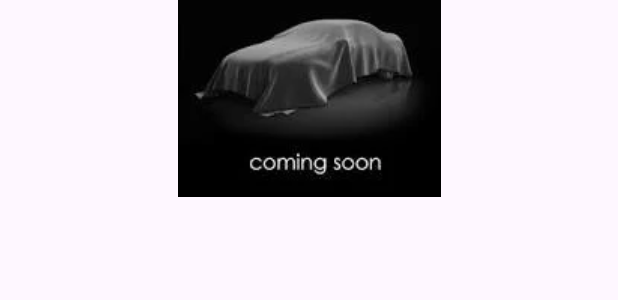
After one commit to Patryk-Malinowski/Garage-Android-App, an Android app: the layout activity_listing.xml on its own in the app's theme, with its tools: preview values and no code run, on a phone screen of 412 x 824 dp. The commit adds this screen. Shown: the top 300 px of the screen. Run offline under Robolectric (Android 15) with nearby library versions, the phone set to English and light mode, and no system bars.

Commit message:
Added ListingActivity to set out layout for when a user clicks on a listing

```diff
--- a/app/src/main/AndroidManifest.xml
+++ b/app/src/main/AndroidManifest.xml
@@ -13,6 +13,9 @@
         android:theme="@style/Theme.MyApplication"
         tools:targetApi="31">
         <activity
+            android:name=".ListingActivity"
+            android:exported="false" />
+        <activity
             android:name=".RecyclerViewActivity"
             android:exported="false" />
         <activity
--- /dev/null
+++ b/app/src/main/res/layout/activity_listing.xml
@@ -0,0 +1,30 @@
+<?xml version="1.0" encoding="utf-8"?>
+<androidx.constraintlayout.widget.ConstraintLayout xmlns:android="http://schemas.android.com/apk/res/android"
+    xmlns:app="http://schemas.android.com/apk/res-auto"
+    xmlns:tools="http://schemas.android.com/tools"
+    android:layout_width="match_parent"
+    android:layout_height="match_parent"
+    tools:context=".ListingActivity">
+
+    <ImageView
+        android:id="@+id/imageView"
+        android:layout_width="wrap_content"
+        android:layout_height="wrap_content"
+        app:layout_constraintEnd_toEndOf="parent"
+        app:layout_constraintStart_toStartOf="parent"
+        app:layout_constraintTop_toTopOf="parent"
+        app:srcCompat="@drawable/default_car_image" />
+
+    <TextView
+        android:id="@+id/textViewTitle"
+        android:layout_width="wrap_content"
+        android:layout_height="wrap_content"
+        android:layout_marginTop="20dp"
+        android:text=""
+        android:textStyle="bold"
+        android:textSize="30sp"
+        app:layout_constraintEnd_toEndOf="parent"
+        app:layout_constraintStart_toStartOf="parent"
+        app:layout_constraintTop_toBottomOf="@+id/imageView" />
+
+</androidx.constraintlayout.widget.ConstraintLayout>
```
Also changed, not shown: app/src/main/java/com/example/myapplication/ListingActivity.java (added, +47 -0 lines), app/src/main/java/com/example/myapplication/MyRecyclerViewAdapter.java (+20 -0 lines), app/src/main/java/com/example/myapplication/RecyclerViewActivity.java (+104 -36 lines), app/src/main/res/drawable/audi.webp (deleted).
